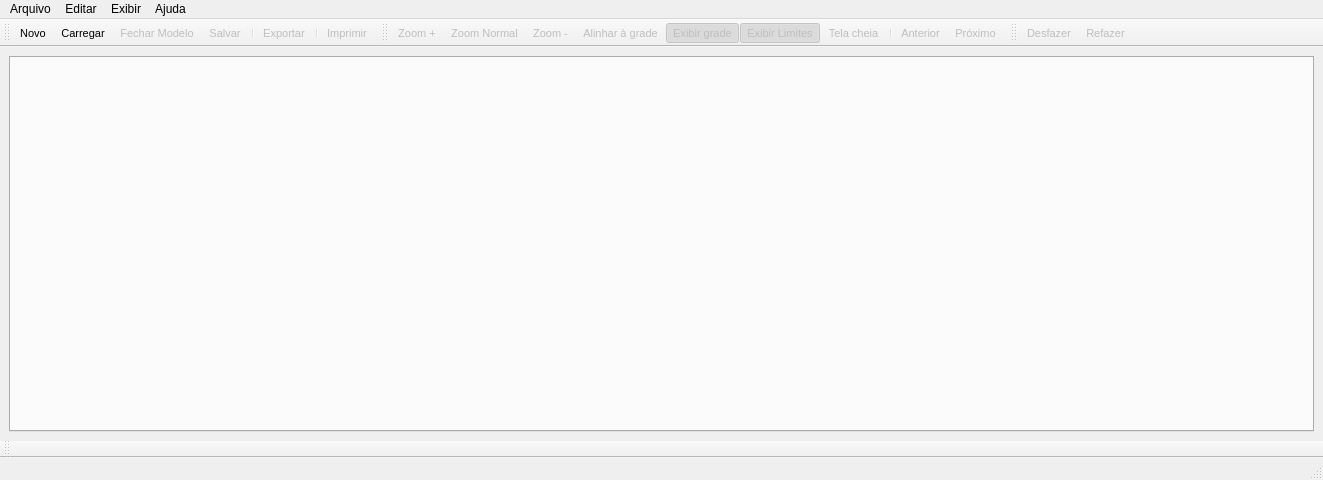
Old version of the form pgmodeler_ui/ui/formprincipal.ui in the repository erdincay/pgmodeler-old.
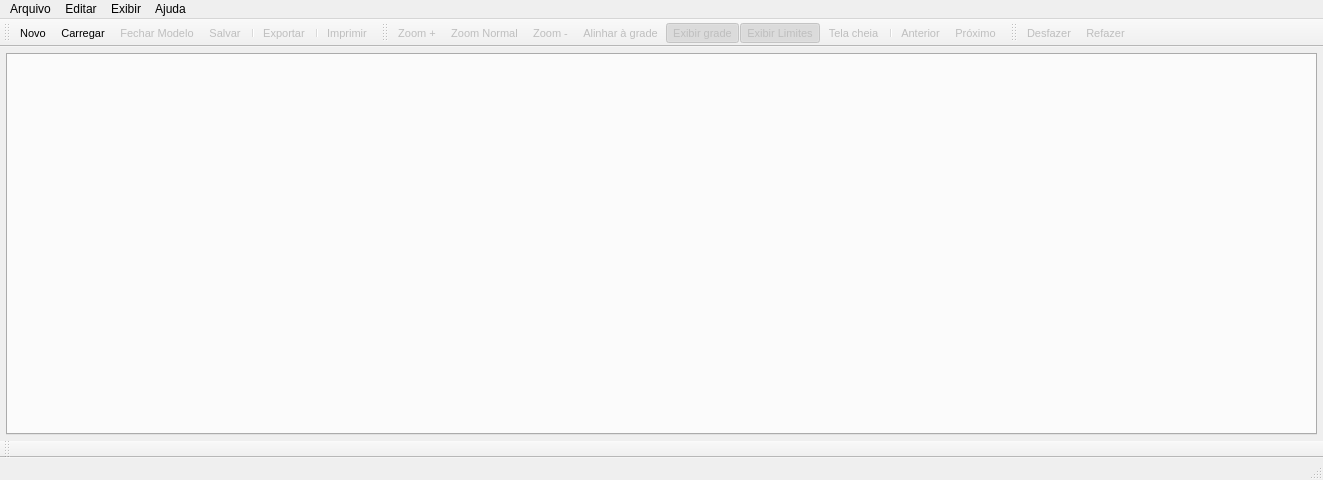
New version of the form. Icons and pictures are not drawn.

Patch:
```diff
--- a/pgmodeler_ui/ui/formprincipal.ui
+++ b/pgmodeler_ui/ui/formprincipal.ui
@@ -52,8 +52,11 @@
   </property>
   <widget class="QWidget" name="centralwidget">
    <layout class="QGridLayout" name="gridLayout">
+    <property name="margin">
+     <number>6</number>
+    </property>
     <property name="spacing">
-     <number>4</number>
+     <number>6</number>
     </property>
     <item row="0" column="0">
      <widget class="QTabWidget" name="modelos_tab">
```
Left out of the diff: 2 changed lines with no effect on the pictures.
